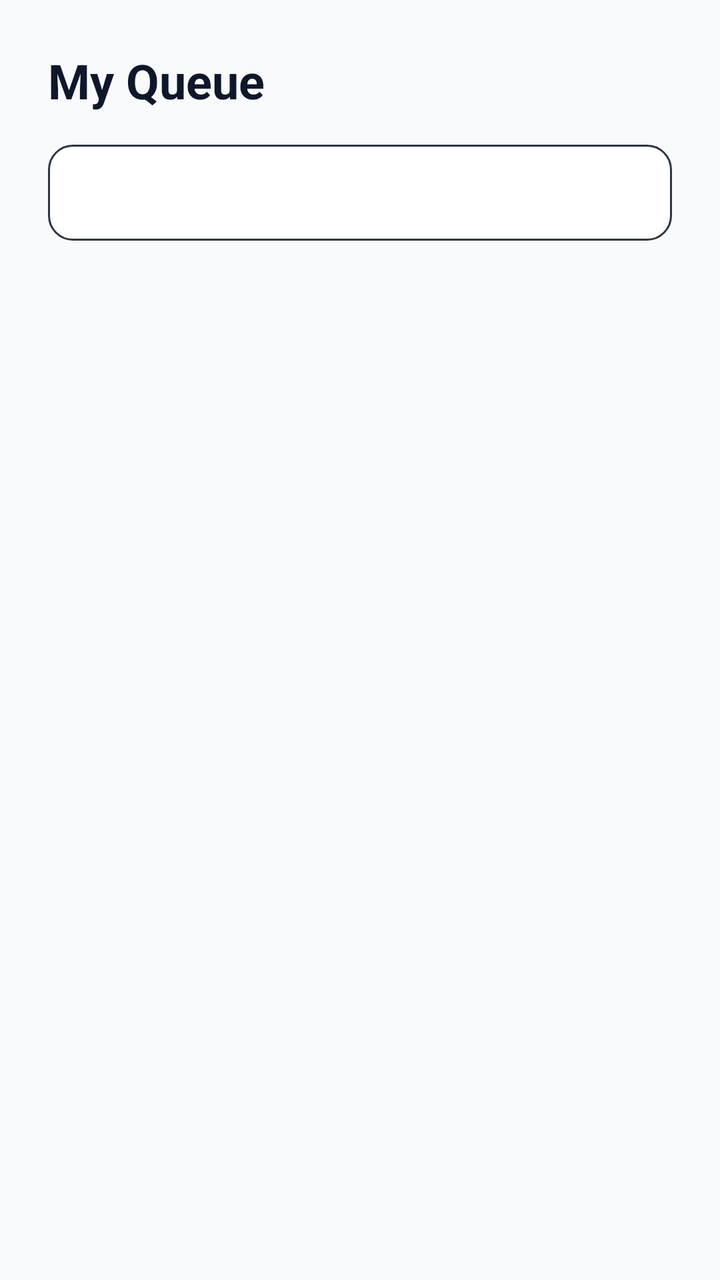
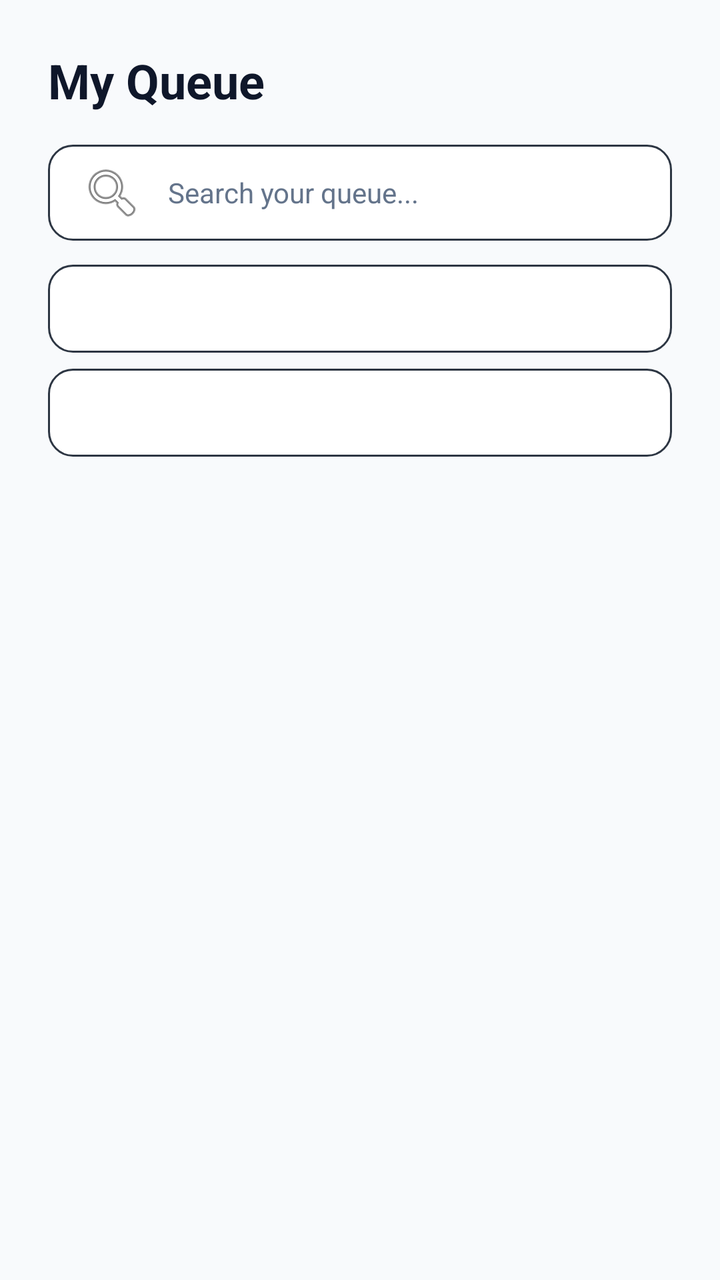

Before-and-after screenshots of an Android layout around one commit, followed by the original layout XML and the change that was made.
<!-- AndroidManifest.xml: application theme Theme.SupportAssist -->
<!-- res/layout/fragment_technician_queue.xml -->
<?xml version="1.0" encoding="utf-8"?>
<androidx.constraintlayout.widget.ConstraintLayout xmlns:android="http://schemas.android.com/apk/res/android"
    xmlns:app="http://schemas.android.com/apk/res-auto"
    android:layout_width="match_parent"
    android:layout_height="match_parent"
    android:background="@color/bg_color">

    <androidx.constraintlayout.widget.ConstraintLayout
        android:layout_width="0dp"
        android:layout_height="match_parent"
        app:layout_constraintEnd_toEndOf="parent"
        app:layout_constraintStart_toStartOf="parent"
        app:layout_constraintTop_toTopOf="parent"
        app:layout_constraintWidth_max="600dp"
        android:paddingHorizontal="24dp"
        android:paddingTop="24dp">

        <TextView
            android:id="@+id/tv_queue_title"
            android:layout_width="wrap_content"
            android:layout_height="wrap_content"
            android:text="@string/nav_queue"
            android:textColor="@color/text_main"
            android:textSize="24sp"
            android:textStyle="bold"
            app:layout_constraintStart_toStartOf="parent"
            app:layout_constraintTop_toTopOf="parent" />

        <Spinner
            android:id="@+id/sp_status_filter"
            android:layout_width="match_parent"
            android:layout_height="48dp"
            android:layout_marginTop="16dp"
            android:background="@drawable/edit_text_bg"
            android:paddingHorizontal="12dp"
            app:layout_constraintTop_toBottomOf="@+id/tv_queue_title" />

        <ProgressBar
            android:id="@+id/loading_indicator"
            style="?android:attr/progressBarStyleHorizontal"
            android:layout_width="match_parent"
            android:layout_height="4dp"
            android:layout_marginTop="12dp"
            android:indeterminate="true"
            android:visibility="gone"
            app:layout_constraintTop_toBottomOf="@+id/sp_status_filter" />

        <androidx.recyclerview.widget.RecyclerView
            android:id="@+id/rv_queue"
            android:layout_width="match_parent"
            android:layout_height="0dp"
            android:layout_marginTop="12dp"
            android:paddingBottom="100dp"
            android:clipToPadding="false"
            app:layout_constraintBottom_toBottomOf="parent"
            app:layout_constraintTop_toBottomOf="@+id/loading_indicator" />

        <TextView
            android:id="@+id/tv_empty"
            android:layout_width="match_parent"
            android:layout_height="wrap_content"
            android:layout_marginTop="32dp"
            android:gravity="center"
            android:text="@string/tech_no_active"
            android:textColor="@color/text_grey"
            android:visibility="gone"
            app:layout_constraintTop_toBottomOf="@+id/sp_status_filter" />

    </androidx.constraintlayout.widget.ConstraintLayout>
</androidx.constraintlayout.widget.ConstraintLayout>
<!-- resources referenced by this layout -->
<resources>
  <color name="bg_color">#F8FAFC</color>
  <color name="text_grey">#64748B</color>
  <color name="text_main">#0F172A</color>
  <!-- drawable edit_text_bg (drawable) -->
  <?xml version="1.0" encoding="utf-8"?>
  <shape xmlns:android="http://schemas.android.com/apk/res/android">
      <solid android:color="@color/input_bg" />
      <corners android:radius="12dp" />
      <stroke android:width="1dp" android:color="#2D3643" />
  </shape>
  <string name="nav_queue">My Queue</string>
  <string name="tech_no_active">Nothing assigned to you right now.</string>
  <style name="Theme.SupportAssist" parent="Base.Theme.SupportAssist" />
  <color name="input_bg">#FFFFFF</color>
  <style name="Base.Theme.SupportAssist" parent="Theme.Material3.DayNight.NoActionBar">
          <item name="colorPrimary">@color/primary_blue</item>
          <item name="android:windowBackground">@color/bg_color</item>
  
          
          <item name="android:textColorPrimary">@color/text_main</item>
          <item name="android:textColorSecondary">@color/text_grey</item>
          <item name="android:editTextColor">@color/text_main</item>
          <item name="android:textColorHint">@color/text_grey</item>
  
          
          <item name="colorOnBackground">@color/text_main</item>
          <item name="colorOnSurface">@color/text_main</item>
          <item name="colorOnSurfaceVariant">@color/text_grey</item>
          <item name="colorSurface">@color/bg_color</item>
          <item name="colorOutline">@color/divider_color</item>
      </style>
  <color name="primary_blue">#005BFF</color>
  <color name="divider_color">#E2E8F0</color>
</resources>

<!-- the commit's change to res/layout/fragment_technician_queue.xml (unified diff, before → after) -->
@@ -1,6 +1,7 @@
 <?xml version="1.0" encoding="utf-8"?>
 <androidx.constraintlayout.widget.ConstraintLayout xmlns:android="http://schemas.android.com/apk/res/android"
     xmlns:app="http://schemas.android.com/apk/res-auto"
+    xmlns:tools="http://schemas.android.com/tools"
     android:layout_width="match_parent"
     android:layout_height="match_parent"
     android:background="@color/bg_color">
@@ -12,13 +13,13 @@
         app:layout_constraintStart_toStartOf="parent"
         app:layout_constraintTop_toTopOf="parent"
         app:layout_constraintWidth_max="600dp"
-        android:paddingHorizontal="24dp"
         android:paddingTop="24dp">
 
         <TextView
             android:id="@+id/tv_queue_title"
             android:layout_width="wrap_content"
             android:layout_height="wrap_content"
+            android:layout_marginStart="24dp"
             android:text="@string/nav_queue"
             android:textColor="@color/text_main"
             android:textSize="24sp"
@@ -26,45 +27,96 @@
             app:layout_constraintStart_toStartOf="parent"
             app:layout_constraintTop_toTopOf="parent" />
 
-        <Spinner
-            android:id="@+id/sp_status_filter"
+        <EditText
+            android:id="@+id/et_search"
             android:layout_width="match_parent"
             android:layout_height="48dp"
+            android:layout_marginHorizontal="24dp"
             android:layout_marginTop="16dp"
             android:background="@drawable/edit_text_bg"
-            android:paddingHorizontal="12dp"
+            android:drawableStart="@android:drawable/ic_menu_search"
+            android:drawablePadding="12dp"
+            android:hint="@string/search_your_queue"
+            android:imeOptions="actionSearch"
+            android:importantForAutofill="no"
+            android:inputType="text"
+            android:paddingHorizontal="16dp"
+            android:textSize="14sp"
             app:layout_constraintTop_toBottomOf="@+id/tv_queue_title" />
+
+        <LinearLayout
+            android:id="@+id/ll_filters"
+            android:layout_width="match_parent"
+            android:layout_height="wrap_content"
+            android:orientation="vertical"
+            android:layout_marginTop="12dp"
+            app:layout_constraintTop_toBottomOf="@+id/et_search">
+
+            <Spinner
+                android:id="@+id/sp_status_filter"
+                android:layout_width="match_parent"
+                android:layout_height="44dp"
+                android:layout_marginHorizontal="24dp"
+                android:background="@drawable/edit_text_bg" />
+
+            <Spinner
+                android:id="@+id/sp_category_filter"
+                android:layout_width="match_parent"
+                android:layout_height="44dp"
+                android:layout_marginHorizontal="24dp"
+                android:layout_marginTop="8dp"
+                android:background="@drawable/edit_text_bg" />
+        </LinearLayout>
 
         <ProgressBar
             android:id="@+id/loading_indicator"
             style="?android:attr/progressBarStyleHorizontal"
             android:layout_width="match_parent"
             android:layout_height="4dp"
-            android:layout_marginTop="12dp"
+            android:layout_marginHorizontal="24dp"
+            android:layout_marginTop="8dp"
             android:indeterminate="true"
             android:visibility="gone"
-            app:layout_constraintTop_toBottomOf="@+id/sp_status_filter" />
+            app:layout_constraintTop_toBottomOf="@+id/ll_filters" />
 
         <androidx.recyclerview.widget.RecyclerView
             android:id="@+id/rv_queue"
             android:layout_width="match_parent"
             android:layout_height="0dp"
-            android:layout_marginTop="12dp"
+            android:layout_marginTop="8dp"
+            android:paddingHorizontal="24dp"
             android:paddingBottom="100dp"
             android:clipToPadding="false"
             app:layout_constraintBottom_toBottomOf="parent"
             app:layout_constraintTop_toBottomOf="@+id/loading_indicator" />
 
-        <TextView
-            android:id="@+id/tv_empty"
-            android:layout_width="match_parent"
+        <LinearLayout
+            android:id="@+id/ll_empty_state"
+            android:layout_width="wrap_content"
             android:layout_height="wrap_content"
-            android:layout_marginTop="32dp"
             android:gravity="center"
-            android:text="@string/tech_no_active"
-            android:textColor="@color/text_grey"
+            android:orientation="vertical"
             android:visibility="gone"
-            app:layout_constraintTop_toBottomOf="@+id/sp_status_filter" />
+            app:layout_constraintBottom_toBottomOf="parent"
+            app:layout_constraintEnd_toEndOf="parent"
+            app:layout_constraintStart_toStartOf="parent"
+            app:layout_constraintTop_toBottomOf="@+id/ll_filters">
+
+            <TextView
+                android:id="@+id/tv_empty"
+                android:layout_width="wrap_content"
+                android:layout_height="wrap_content"
+                android:text="@string/tech_no_active"
+                android:textColor="@color/text_grey" />
+
+            <com.google.android.material.button.MaterialButton
+                android:id="@+id/btn_clear_filters"
+                style="@style/Widget.Material3.Button.TextButton"
+                android:layout_width="wrap_content"
+                android:layout_height="wrap_content"
+                android:layout_marginTop="8dp"
+                android:text="Clear Filters" />
+        </LinearLayout>
 
     </androidx.constraintlayout.widget.ConstraintLayout>
 </androidx.constraintlayout.widget.ConstraintLayout>
<!-- resource entries referenced after the edit -->
@@ -11,6 +11,7 @@
       <stroke android:width="1dp" android:color="#2D3643" />
   </shape>
   <string name="nav_queue">My Queue</string>
+  <string name="search_your_queue">Search your queue...</string>
   <string name="tech_no_active">Nothing assigned to you right now.</string>
   <style name="Theme.SupportAssist" parent="Base.Theme.SupportAssist" />
   <color name="input_bg">#FFFFFF</color>
